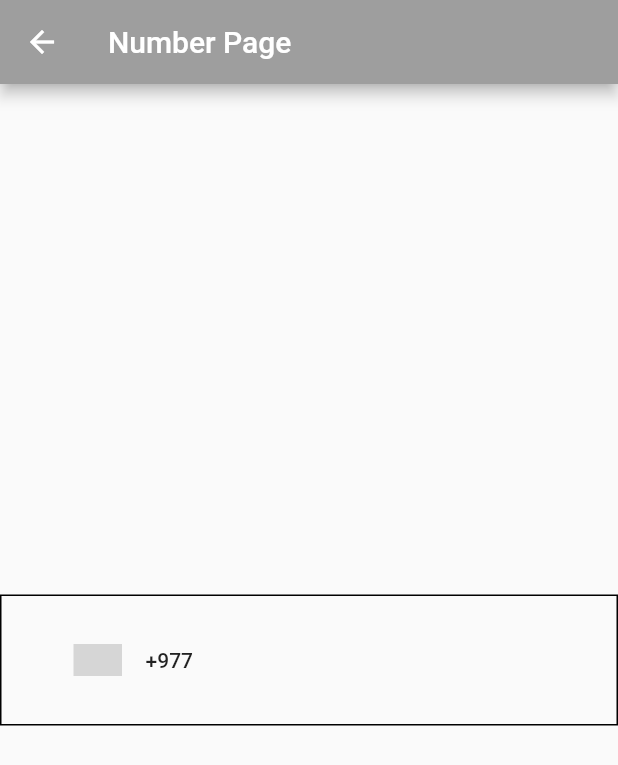
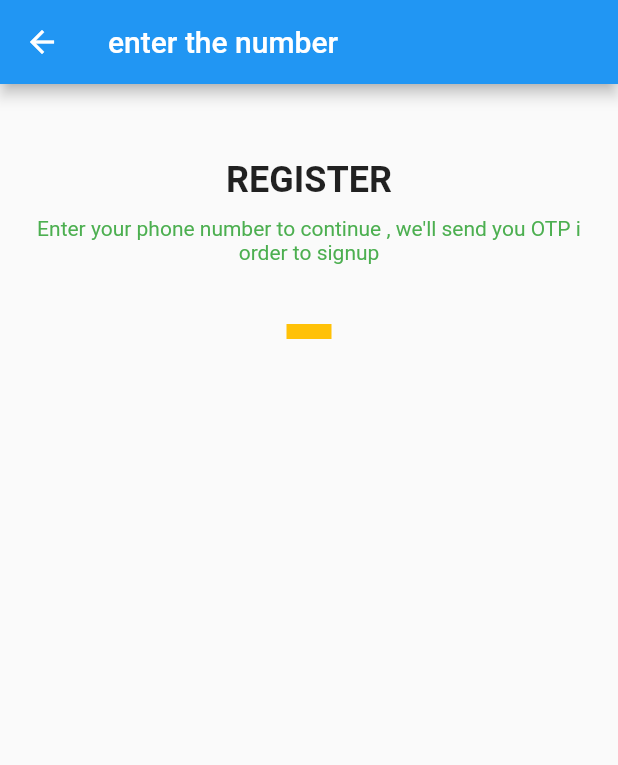
Before and after one commit to nawaraskc222/LoginAutho, a Flutter app: the Number screen opened by its route, on a phone screen of 412 x 824 dp. Shown: the top 765 px of the screen. Run offline on Flutter 3.47's test engine with Material 2 defaults, Android fonts, the phone set to English and light mode, and no system bars; drawn by our look-alikes of country_code_picker; grey boxes are pictures that could not be loaded.

```diff
--- a/lib/home.dart
+++ b/lib/home.dart
@@ -18,7 +18,7 @@ class _HomeState extends State<Home> {
     return Container(
       child: Scaffold(
         appBar: AppBar(
-          title: const Text("home page"),
+          title: const Text("Join us"),
         ),
         // appBar: AppBar(
         //     // shadowColor: Colors.amber,
--- a/lib/number.dart
+++ b/lib/number.dart
@@ -12,24 +12,77 @@ class Number extends StatefulWidget {
 class _NumberState extends State<Number> {
   @override
   Widget build(BuildContext context) {
+    // return Scaffold(
+    //   appBar: AppBar(
+    //     title: const Text('Number Page'),
+    //     backgroundColor: Colors.grey,
+    //   ),
+    //   body: Center(
+    //     child: Container(
+    //       decoration: BoxDecoration(border: Border.all()),
+    //       child: Padding(
+    //         padding: const EdgeInsets.all(16.0),
+    //         child: CountryCodePicker(
+    //           initialSelection: 'np',
+    //           showCountryOnly: false,
+    //           showOnlyCountryWhenClosed: false,
+    //           favorite: const ['+977', 'NP'],
+    //           enabled: true,
+    //           showFlag: true,
+    //           alignLeft: true,
+    //         ),
+    //       ),
+    //     ),
+    //   ),
+    // );
+
     return Scaffold(
       appBar: AppBar(
-        title: const Text('Number Page'),
-        backgroundColor: Colors.grey,
+        title: const Text(
+          "enter the number",
+        ),
       ),
-      body: Center(
-        child: Container(
-          decoration: BoxDecoration(border: Border.all()),
-          child: Padding(
-            padding: const EdgeInsets.all(16.0),
-            child: CountryCodePicker(
-              initialSelection: 'np',
-              showCountryOnly: false,
-              showOnlyCountryWhenClosed: false,
-              favorite: const ['+977', 'NP'],
-              enabled: true,
-              showFlag: true,
-              alignLeft: true,
+      body: SafeArea(
+        child: SingleChildScrollView(
+          child: Container(
+            width: double.infinity,
+            child: Column(
+              children: [
+                const SizedBox(
+                  height: 50,
+                ),
+                Container(
+                  // ignore: prefer_const_constructors
+                  child: Text(
+                    "REGISTER",
+                    style: const TextStyle(
+                      fontSize: 24,
+                      fontWeight: FontWeight.bold,
+                    ),
+                  ),
+                ),
+                Container(
+                  // ignore: prefer_const_constructors
+                  child: Padding(
+                    padding: EdgeInsets.symmetric(horizontal: 20, vertical: 10),
+                    child: const Text(
+                      "Enter your phone number to continue , we'll send you OTP i order to signup",
+                      textAlign: TextAlign.center,
+                      style: TextStyle(color: Colors.green),
+                    ),
+                  ),
+                ),
+                const SizedBox(
+                  height: 30,
+                ),
+                Container(
+                  padding: EdgeInsets.symmetric(horizontal: 15, vertical: 5),
+                  decoration: BoxDecoration(
+                    color: Colors.amber,
+                  ),
+                  child: Stack(children: []),
+                )
+              ],
             ),
           ),
         ),
--- a/pubspec.yaml
+++ b/pubspec.yaml
@@ -25,6 +25,7 @@ dependencies:
 
   country_code_picker: ^2.0.2
   country_picker: ^2.0.16
+  intl_phone_field: ^3.1.0
 
 
 dev_dependencies:
```
Also changed, not shown: pubspec.lock, 3 other files.
